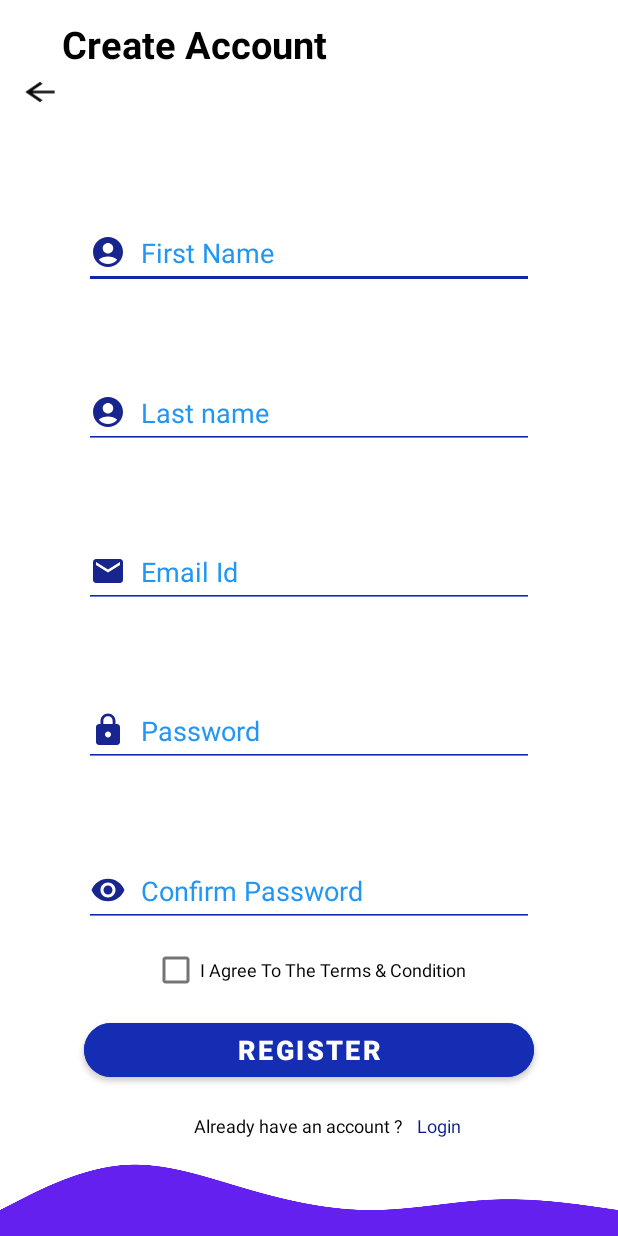
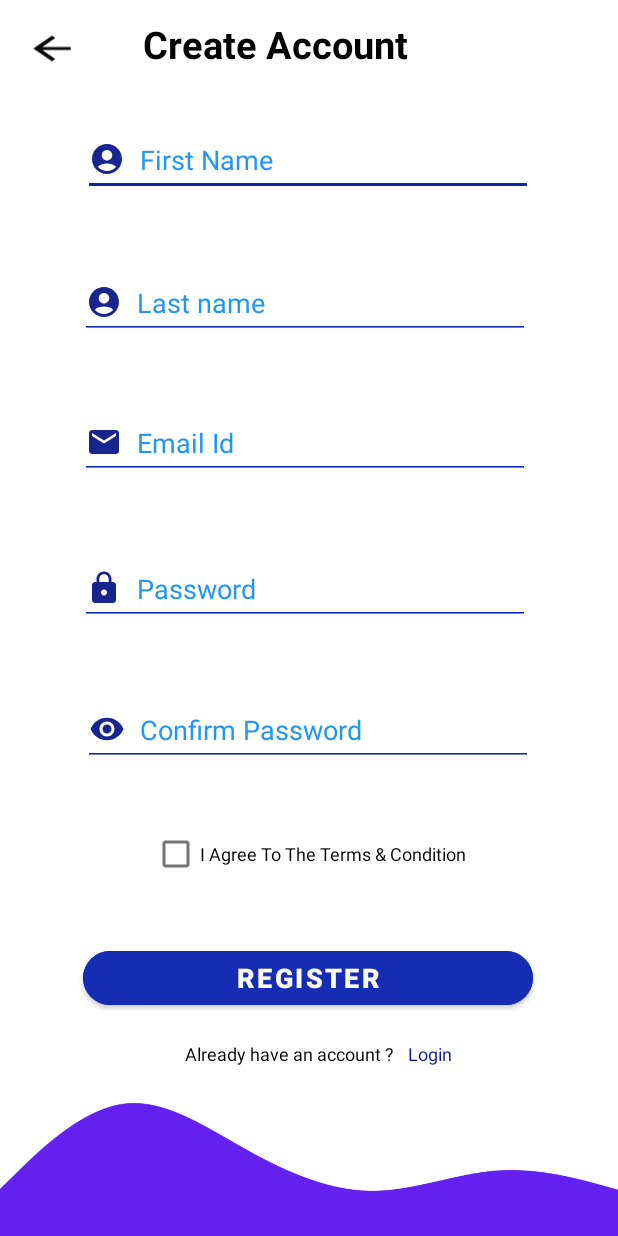
Before and after one commit to opencodeiiita/SuperQuizzer, an Android app: the RegisterActivity screen opened directly, with no data from a screen before it, on a phone screen of 412 x 824 dp. Run offline under Robolectric (Android 15) with nearby library versions, the phone set to English and light mode, and no system bars; our stand-ins replace Firebase (no records; nobody signed in at launch, a user with empty details on screens opened directly).

Commit message:
Bugs Fixed

```diff
--- a/app/src/main/AndroidManifest.xml
+++ b/app/src/main/AndroidManifest.xml
@@ -21,7 +21,7 @@
                 android:value="" />
         </activity>
         <activity
-            android:name=".QuizQuestionActivity"
+            android:name=".ScienceActivity"
             android:exported="false">
             <meta-data
                 android:name="android.app.lib_name"
--- a/app/src/main/java/com/example/superquizzer/RegisterActivity.kt
+++ b/app/src/main/java/com/example/superquizzer/RegisterActivity.kt
@@ -69,7 +69,7 @@ class RegisterActivity : AppCompatActivity() {
     {
         val email= etEmail?.text.toString()
         val password=etPassword?.text.toString()
-        val name=etFirstName?.text.toString()+etLastName?.text.toString()
+        val name=etFirstName?.text.toString()+" " +etLastName?.text.toString()
         isAllEditTextCheck=CheckAllEditText()
         if(isAllEditTextCheck){
             showProgressDialog(resources.getString(R.string.please_wait))
--- a/app/src/main/res/drawable/top_bottom_shape.xml
+++ b/app/src/main/res/drawable/top_bottom_shape.xml
@@ -4,6 +4,6 @@
 
     <gradient
         android:startColor="@color/secondary"
-        android:endColor="@color/secondary"
+        android:endColor="@color/register"
         />
 </shape>
--- a/app/src/main/res/layout/activity_main.xml
+++ b/app/src/main/res/layout/activity_main.xml
@@ -28,12 +28,13 @@
             android:layout_height="wrap_content"
             android:paddingLeft="35dp"
             android:paddingTop="80dp"
-            android:text="Welcome,"
+            android:text="Welcome to SuperQuizzer,"
             android:textAppearance="@style/TextAppearance.AppCompat.Headline"
             android:textColor="@color/white"
             android:textStyle="bold" />
 
         <TextView
+            android:id="@+id/full_name"
             android:layout_width="wrap_content"
             android:layout_height="wrap_content"
             android:paddingLeft="35dp"
--- a/app/src/main/res/layout/activity_register.xml
+++ b/app/src/main/res/layout/activity_register.xml
@@ -9,32 +9,30 @@
 
     <ImageView
         android:id="@+id/back_image"
-        android:layout_width="29dp"
-        android:layout_height="21dp"
-        android:layout_marginStart="5sp"
-        android:layout_marginEnd="309dp"
-        android:layout_marginBottom="701dp"
+        android:layout_width="37dp"
+        android:layout_height="30dp"
+        android:layout_marginStart="16dp"
         android:background="@color/white"
         android:contentDescription="@string/back"
         android:src="@drawable/ic_baseline_arrow_back_24"
         app:layout_constraintBottom_toBottomOf="parent"
-        app:layout_constraintEnd_toEndOf="parent"
-        app:layout_constraintHorizontal_bias="0.095"
         app:layout_constraintStart_toStartOf="parent"
-        app:layout_constraintTop_toTopOf="parent" />
+        app:layout_constraintTop_toTopOf="parent"
+        app:layout_constraintVertical_bias="0.022" />
 
     <TextView
         android:id="@+id/textView2"
         android:layout_width="wrap_content"
         android:layout_height="wrap_content"
         android:layout_marginTop="12dp"
+        android:layout_marginEnd="140dp"
         android:text="@string/create_account"
         android:textColor="#000000"
         android:textSize="25sp"
         android:textStyle="bold"
         app:layout_constraintBottom_toBottomOf="@+id/back_image"
         app:layout_constraintEnd_toEndOf="parent"
-        app:layout_constraintHorizontal_bias="0.0"
+        app:layout_constraintHorizontal_bias="1.0"
         app:layout_constraintStart_toEndOf="@+id/back_image"
         app:layout_constraintTop_toTopOf="parent"
         app:layout_constraintVertical_bias="0.0" />
@@ -44,7 +42,7 @@
         android:layout_width="300sp"
         android:layout_height="wrap_content"
         android:layout_marginStart="20dp"
-        android:layout_marginTop="40dp"
+        android:layout_marginTop="36dp"
         android:layout_marginEnd="20dp"
         android:autofillHints=""
         android:backgroundTint="#0E27AE"
@@ -56,8 +54,8 @@
         android:minHeight="48dp"
         android:textAllCaps="false"
         android:textColorHint="#2196F3"
-        app:layout_constraintBottom_toTopOf="@+id/last_name"
         app:layout_constraintEnd_toEndOf="parent"
+        app:layout_constraintHorizontal_bias="0.492"
         app:layout_constraintStart_toStartOf="parent"
         app:layout_constraintTop_toBottomOf="@+id/textView2" />
 
@@ -67,21 +65,23 @@
         android:layout_height="wrap_content"
         android:layout_marginStart="20dp"
         android:layout_marginEnd="20dp"
+        android:autofillHints=""
         android:backgroundTint="#0E27AE"
         android:drawableStart="@drawable/ic_baseline_account_circle_24"
         android:drawablePadding="10sp"
         android:ems="10"
-        android:minHeight="48dp"
         android:hint="@string/last_name"
         android:inputType="text"
+        android:minHeight="48dp"
         android:textAlignment="viewStart"
         android:textAllCaps="false"
         android:textColorHint="#2196F3"
-        app:layout_constraintBottom_toTopOf="@+id/email_et"
+        app:layout_constraintBottom_toTopOf="@+id/register_btn"
         app:layout_constraintEnd_toEndOf="parent"
+        app:layout_constraintHorizontal_bias="0.464"
         app:layout_constraintStart_toStartOf="parent"
         app:layout_constraintTop_toBottomOf="@+id/first_name"
-        android:autofillHints="" />
+        app:layout_constraintVertical_bias="0.106" />
 
     <EditText
         android:id="@+id/email_et"
@@ -89,21 +89,23 @@
         android:layout_height="wrap_content"
         android:layout_marginStart="20dp"
         android:layout_marginEnd="20dp"
+        android:autofillHints=""
         android:backgroundTint="#0E27AE"
+        android:drawableStart="@drawable/ic_baseline_email_24"
+        android:drawablePadding="10sp"
+        android:ems="10"
         android:hint="@string/email_id"
         android:inputType="textEmailAddress"
+        android:minHeight="48dp"
         android:textAlignment="viewStart"
         android:textAllCaps="false"
         android:textColorHint="#2196F3"
-        android:drawableStart="@drawable/ic_baseline_email_24"
-        android:drawablePadding="10sp"
-        android:minHeight="48dp"
-        android:ems="10"
-        app:layout_constraintBottom_toTopOf="@+id/password_et"
+        app:layout_constraintBottom_toTopOf="@+id/register_btn"
         app:layout_constraintEnd_toEndOf="parent"
+        app:layout_constraintHorizontal_bias="0.464"
         app:layout_constraintStart_toStartOf="parent"
         app:layout_constraintTop_toBottomOf="@+id/last_name"
-        android:autofillHints="" />
+        app:layout_constraintVertical_bias="0.129" />
 
     <EditText
         android:id="@+id/password_et"
@@ -111,21 +113,23 @@
         android:layout_height="wrap_content"
         android:layout_marginStart="20dp"
         android:layout_marginEnd="20dp"
+        android:autofillHints=""
         android:backgroundTint="#0E27AE"
-        android:textColorHint="#2196F3"
         android:drawableStart="@drawable/ic_baseline_lock_24"
         android:drawablePadding="10sp"
-        android:minHeight="48dp"
         android:ems="10"
         android:hint="@string/password"
         android:inputType="textPassword"
         android:maxLength="16"
+        android:minHeight="48dp"
         android:textAllCaps="false"
-        app:layout_constraintBottom_toTopOf="@+id/conf_password_et"
+        android:textColorHint="#2196F3"
+        app:layout_constraintBottom_toTopOf="@+id/register_btn"
         app:layout_constraintEnd_toEndOf="parent"
+        app:layout_constraintHorizontal_bias="0.464"
         app:layout_constraintStart_toStartOf="parent"
         app:layout_constraintTop_toBottomOf="@+id/email_et"
-        android:autofillHints="" />
+        app:layout_constraintVertical_bias="0.188" />
 
     <EditText
         android:id="@+id/conf_password_et"
@@ -145,8 +149,10 @@
         android:textColorHint="#2196F3"
         app:layout_constraintBottom_toTopOf="@+id/register_btn"
         app:layout_constraintEnd_toEndOf="parent"
+        app:layout_constraintHorizontal_bias="0.492"
         app:layout_constraintStart_toStartOf="parent"
-        app:layout_constraintTop_toBottomOf="@+id/password_et" />
+        app:layout_constraintTop_toBottomOf="@+id/password_et"
+        app:layout_constraintVertical_bias="0.281" />
 
     <Button
         android:id="@+id/register_btn"
@@ -154,7 +160,7 @@
         android:layout_height="wrap_content"
         android:layout_marginStart="20dp"
         android:layout_marginEnd="20dp"
-        android:layout_marginBottom="100dp"
+        android:layout_marginBottom="148dp"
         android:backgroundTint="#152DB3"
         android:text="@string/register"
         android:textAlignment="center"
@@ -164,6 +170,7 @@
         app:cornerRadius="50sp"
         app:layout_constraintBottom_toBottomOf="parent"
         app:layout_constraintEnd_toEndOf="parent"
+        app:layout_constraintHorizontal_bias="0.492"
         app:layout_constraintStart_toStartOf="parent" />
 
     <CheckBox
@@ -188,8 +195,6 @@
         android:id="@+id/textView4"
         android:layout_width="wrap_content"
         android:layout_height="wrap_content"
-        android:layout_marginStart="125dp"
-        android:layout_marginEnd="140dp"
         android:text="@string/already_have_an_account"
         android:textAlignment="center"
         android:textColor="@color/black"
@@ -197,9 +202,10 @@
         android:textSize="12sp"
         app:layout_constraintBottom_toBottomOf="parent"
         app:layout_constraintEnd_toEndOf="parent"
+        app:layout_constraintHorizontal_bias="0.453"
         app:layout_constraintStart_toStartOf="parent"
         app:layout_constraintTop_toBottomOf="@+id/register_btn"
-        app:layout_constraintVertical_bias="0.214" />
+        app:layout_constraintVertical_bias="0.136" />
 
     <TextView
         android:id="@+id/login"
@@ -215,8 +221,8 @@
 
     <ImageView
         android:id="@+id/imageView5"
-        android:layout_width="match_parent"
-        android:layout_height="60dp"
+        android:layout_width="416dp"
+        android:layout_height="116dp"
         android:layout_marginTop="6dp"
         android:contentDescription="@string/design"
         android:orientation="vertical"
--- a/app/src/main/res/values/colors.xml
+++ b/app/src/main/res/values/colors.xml
@@ -22,4 +22,5 @@
     <color name="myback">#B3E5FC</color>
     <color name="btnback">#1976D2</color>
     <color name="alert">#2196F3</color>
+    <color name="purple_300">#DBBFFD</color>
 </resources>
```
Also changed, not shown: app/src/main/java/com/example/superquizzer/MainActivity.kt (+8 -4 lines), app/src/main/res/drawable/default_option_bg.xml (+14 -7 lines), app/src/main/res/drawable/gradient.xml (added, +9 -0 lines), app/src/main/res/layout/activity_forgot_password.xml (+12 -8 lines), app/src/main/res/layout/activity_login.xml (+10 -10 lines), app/src/main/res/layout/activity_science.xml (+48 -32 lines), 108 other files.
